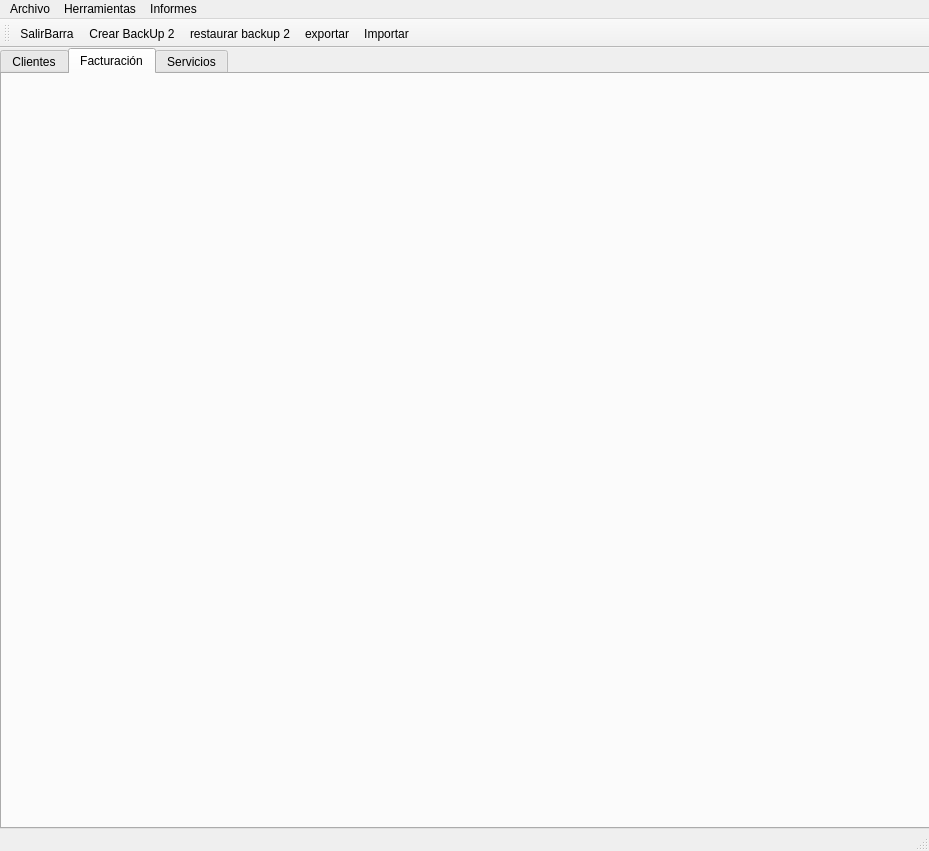
This is views/venMain.ui in LazaroDeTormes/vazquezgonzalez as Qt 5 draws it before an edit. The edited form follows.
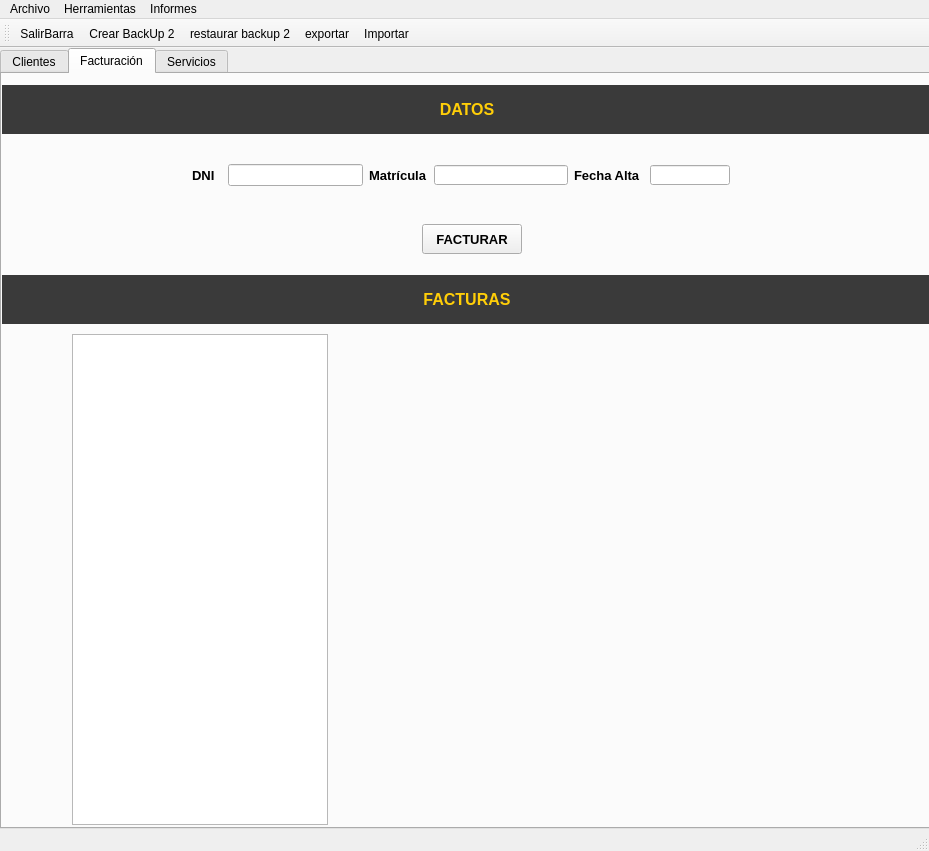
This is the edited form. The open tabs and pages were chosen to show the change. Icons and pictures are not drawn.

Commit message: implementar tabla de histórico y arreglar servicios

```diff
--- a/views/venMain.ui
+++ b/views/venMain.ui
@@ -1306,6 +1306,580 @@
      <attribute name="title">
       <string>Facturación</string>
      </attribute>
+     <widget class="QPushButton" name="pushButton">
+      <property name="geometry">
+       <rect>
+        <x>420</x>
+        <y>150</y>
+        <width>100</width>
+        <height>30</height>
+       </rect>
+      </property>
+      <property name="maximumSize">
+       <size>
+        <width>100</width>
+        <height>30</height>
+       </size>
+      </property>
+      <property name="font">
+       <font>
+        <pointsize>10</pointsize>
+        <weight>75</weight>
+        <bold>true</bold>
+       </font>
+      </property>
+      <property name="text">
+       <string>FACTURAR</string>
+      </property>
+     </widget>
+     <widget class="QLabel" name="label_17">
+      <property name="geometry">
+       <rect>
+        <x>10</x>
+        <y>60</y>
+        <width>47</width>
+        <height>141</height>
+       </rect>
+      </property>
+      <property name="maximumSize">
+       <size>
+        <width>50</width>
+        <height>150</height>
+       </size>
+      </property>
+      <property name="text">
+       <string/>
+      </property>
+      <property name="pixmap">
+       <pixmap>../img/decoraciones/cadena.png</pixmap>
+      </property>
+      <property name="scaledContents">
+       <bool>true</bool>
+      </property>
+     </widget>
+     <widget class="QLabel" name="label_18">
+      <property name="geometry">
+       <rect>
+        <x>860</x>
+        <y>60</y>
+        <width>47</width>
+        <height>141</height>
+       </rect>
+      </property>
+      <property name="maximumSize">
+       <size>
+        <width>50</width>
+        <height>150</height>
+       </size>
+      </property>
+      <property name="text">
+       <string/>
+      </property>
+      <property name="pixmap">
+       <pixmap>../img/decoraciones/cadena.png</pixmap>
+      </property>
+      <property name="scaledContents">
+       <bool>true</bool>
+      </property>
+     </widget>
+     <widget class="QTableView" name="tablaFacturas">
+      <property name="geometry">
+       <rect>
+        <x>70</x>
+        <y>260</y>
+        <width>256</width>
+        <height>491</height>
+       </rect>
+      </property>
+     </widget>
+     <widget class="QWidget" name="layoutWidget_4">
+      <property name="geometry">
+       <rect>
+        <x>0</x>
+        <y>10</y>
+        <width>931</width>
+        <height>51</height>
+       </rect>
+      </property>
+      <layout class="QHBoxLayout" name="horizontalLayout_11">
+       <property name="spacing">
+        <number>0</number>
+       </property>
+       <item>
+        <widget class="QLabel" name="label_19">
+         <property name="maximumSize">
+          <size>
+           <width>330</width>
+           <height>49</height>
+          </size>
+         </property>
+         <property name="styleSheet">
+          <string notr="true">background-color: rgb(58, 58, 58);</string>
+         </property>
+         <property name="text">
+          <string/>
+         </property>
+         <property name="pixmap">
+          <pixmap>../img/decoraciones/llamaradas.png</pixmap>
+         </property>
+         <property name="scaledContents">
+          <bool>true</bool>
+         </property>
+        </widget>
+       </item>
+       <item>
+        <widget class="QLabel" name="lblDatos">
+         <property name="minimumSize">
+          <size>
+           <width>150</width>
+           <height>20</height>
+          </size>
+         </property>
+         <property name="maximumSize">
+          <size>
+           <width>270</width>
+           <height>49</height>
+          </size>
+         </property>
+         <property name="font">
+          <font>
+           <pointsize>12</pointsize>
+           <weight>75</weight>
+           <bold>true</bold>
+          </font>
+         </property>
+         <property name="styleSheet">
+          <string notr="true">color: rgb(255, 206, 8);
+background-color: rgb(58, 58, 58);</string>
+         </property>
+         <property name="frameShape">
+          <enum>QFrame::NoFrame</enum>
+         </property>
+         <property name="text">
+          <string>DATOS</string>
+         </property>
+         <property name="alignment">
+          <set>Qt::AlignCenter</set>
+         </property>
+        </widget>
+       </item>
+       <item>
+        <widget class="QLabel" name="label_20">
+         <property name="maximumSize">
+          <size>
+           <width>330</width>
+           <height>49</height>
+          </size>
+         </property>
+         <property name="styleSheet">
+          <string notr="true">background-color: rgb(58, 58, 58);</string>
+         </property>
+         <property name="text">
+          <string/>
+         </property>
+         <property name="pixmap">
+          <pixmap>../img/decoraciones/llamaradas2.png</pixmap>
+         </property>
+         <property name="scaledContents">
+          <bool>true</bool>
+         </property>
+        </widget>
+       </item>
+      </layout>
+     </widget>
+     <widget class="QWidget" name="layoutWidget_8">
+      <property name="geometry">
+       <rect>
+        <x>0</x>
+        <y>200</y>
+        <width>931</width>
+        <height>51</height>
+       </rect>
+      </property>
+      <layout class="QHBoxLayout" name="horizontalLayout_12">
+       <property name="spacing">
+        <number>0</number>
+       </property>
+       <item>
+        <widget class="QLabel" name="label_21">
+         <property name="maximumSize">
+          <size>
+           <width>330</width>
+           <height>49</height>
+          </size>
+         </property>
+         <property name="styleSheet">
+          <string notr="true">background-color: rgb(58, 58, 58);</string>
+         </property>
+         <property name="text">
+          <string/>
+         </property>
+         <property name="pixmap">
+          <pixmap>../img/decoraciones/llamaradas.png</pixmap>
+         </property>
+         <property name="scaledContents">
+          <bool>true</bool>
+         </property>
+        </widget>
+       </item>
+       <item>
+        <widget class="QLabel" name="lblFacturas">
+         <property name="minimumSize">
+          <size>
+           <width>150</width>
+           <height>20</height>
+          </size>
+         </property>
+         <property name="maximumSize">
+          <size>
+           <width>270</width>
+           <height>49</height>
+          </size>
+         </property>
+         <property name="font">
+          <font>
+           <pointsize>12</pointsize>
+           <weight>75</weight>
+           <bold>true</bold>
+          </font>
+         </property>
+         <property name="styleSheet">
+          <string notr="true">background-color: rgb(58, 58, 58);
+color: rgb(255, 206, 8);</string>
+         </property>
+         <property name="text">
+          <string>FACTURAS</string>
+         </property>
+         <property name="alignment">
+          <set>Qt::AlignCenter</set>
+         </property>
+        </widget>
+       </item>
+       <item>
+        <widget class="QLabel" name="label_22">
+         <property name="minimumSize">
+          <size>
+           <width>0</width>
+           <height>0</height>
+          </size>
+         </property>
+         <property name="maximumSize">
+          <size>
+           <width>330</width>
+           <height>49</height>
+          </size>
+         </property>
+         <property name="styleSheet">
+          <string notr="true">background-color: rgb(58, 58, 58);</string>
+         </property>
+         <property name="text">
+          <string/>
+         </property>
+         <property name="pixmap">
+          <pixmap>../img/decoraciones/llamaradas2.png</pixmap>
+         </property>
+         <property name="scaledContents">
+          <bool>true</bool>
+         </property>
+        </widget>
+       </item>
+      </layout>
+     </widget>
+     <widget class="QWidget" name="layoutWidget_9">
+      <property name="geometry">
+       <rect>
+        <x>10</x>
+        <y>250</y>
+        <width>52</width>
+        <height>511</height>
+       </rect>
+      </property>
+      <layout class="QVBoxLayout" name="verticalLayout_3">
+       <property name="spacing">
+        <number>0</number>
+       </property>
+       <item>
+        <widget class="QLabel" name="label_23">
+         <property name="maximumSize">
+          <size>
+           <width>50</width>
+           <height>150</height>
+          </size>
+         </property>
+         <property name="text">
+          <string/>
+         </property>
+         <property name="pixmap">
+          <pixmap>../img/decoraciones/cadena.png</pixmap>
+         </property>
+         <property name="scaledContents">
+          <bool>true</bool>
+         </property>
+        </widget>
+       </item>
+       <item>
+        <widget class="QLabel" name="label_24">
+         <property name="maximumSize">
+          <size>
+           <width>50</width>
+           <height>150</height>
+          </size>
+         </property>
+         <property name="text">
+          <string/>
+         </property>
+         <property name="pixmap">
+          <pixmap>../img/decoraciones/cadena.png</pixmap>
+         </property>
+         <property name="scaledContents">
+          <bool>true</bool>
+         </property>
+        </widget>
+       </item>
+       <item>
+        <widget class="QLabel" name="label_25">
+         <property name="maximumSize">
+          <size>
+           <width>50</width>
+           <height>150</height>
+          </size>
+         </property>
+         <property name="text">
+          <string/>
+         </property>
+         <property name="pixmap">
+          <pixmap>../img/decoraciones/cadena.png</pixmap>
+         </property>
+         <property name="scaledContents">
+          <bool>true</bool>
+         </property>
+        </widget>
+       </item>
+       <item>
+        <widget class="QLabel" name="label_26">
+         <property name="maximumSize">
+          <size>
+           <width>50</width>
+           <height>150</height>
+          </size>
+         </property>
+         <property name="text">
+          <string/>
+         </property>
+         <property name="pixmap">
+          <pixmap>../img/decoraciones/cadena.png</pixmap>
+         </property>
+         <property name="scaledContents">
+          <bool>true</bool>
+         </property>
+        </widget>
+       </item>
+      </layout>
+     </widget>
+     <widget class="QWidget" name="layoutWidget_10">
+      <property name="geometry">
+       <rect>
+        <x>860</x>
+        <y>250</y>
+        <width>52</width>
+        <height>511</height>
+       </rect>
+      </property>
+      <layout class="QVBoxLayout" name="verticalLayout_4">
+       <property name="spacing">
+        <number>0</number>
+       </property>
+       <item>
+        <widget class="QLabel" name="label_27">
+         <property name="maximumSize">
+          <size>
+           <width>50</width>
+           <height>150</height>
+          </size>
+         </property>
+         <property name="text">
+          <string/>
+         </property>
+         <property name="pixmap">
+          <pixmap>../img/decoraciones/cadena.png</pixmap>
+         </property>
+         <property name="scaledContents">
+          <bool>true</bool>
+         </property>
+        </widget>
+       </item>
+       <item>
+        <widget class="QLabel" name="label_28">
+         <property name="maximumSize">
+          <size>
+           <width>50</width>
+           <height>150</height>
+          </size>
+         </property>
+         <property name="text">
+          <string/>
+         </property>
+         <property name="pixmap">
+          <pixmap>../img/decoraciones/cadena.png</pixmap>
+         </property>
+         <property name="scaledContents">
+          <bool>true</bool>
+         </property>
+        </widget>
+       </item>
+       <item>
+        <widget class="QLabel" name="label_29">
+         <property name="maximumSize">
+          <size>
+           <width>50</width>
+           <height>150</height>
+          </size>
+         </property>
+         <property name="text">
+          <string/>
+         </property>
+         <property name="pixmap">
+          <pixmap>../img/decoraciones/cadena.png</pixmap>
+         </property>
+         <property name="scaledContents">
+          <bool>true</bool>
+         </property>
+        </widget>
+       </item>
+       <item>
+        <widget class="QLabel" name="label_30">
+         <property name="maximumSize">
+          <size>
+           <width>50</width>
+           <height>150</height>
+          </size>
+         </property>
+         <property name="text">
+          <string/>
+         </property>
+         <property name="pixmap">
+          <pixmap>../img/decoraciones/cadena.png</pixmap>
+         </property>
+         <property name="scaledContents">
+          <bool>true</bool>
+         </property>
+        </widget>
+       </item>
+      </layout>
+     </widget>
+     <widget class="QWidget" name="">
+      <property name="geometry">
+       <rect>
+        <x>190</x>
+        <y>90</y>
+        <width>538</width>
+        <height>22</height>
+       </rect>
+      </property>
+      <layout class="QHBoxLayout" name="horizontalLayout_10">
+       <item>
+        <widget class="QLabel" name="lblDniCliFac">
+         <property name="minimumSize">
+          <size>
+           <width>30</width>
+           <height>20</height>
+          </size>
+         </property>
+         <property name="maximumSize">
+          <size>
+           <width>30</width>
+           <height>20</height>
+          </size>
+         </property>
+         <property name="font">
+          <font>
+           <pointsize>10</pointsize>
+           <weight>75</weight>
+           <bold>true</bold>
+          </font>
+         </property>
+         <property name="text">
+          <string>DNI</string>
+         </property>
+        </widget>
+       </item>
+       <item>
+        <widget class="QLineEdit" name="textBoxDniCliFac"/>
+       </item>
+       <item>
+        <widget class="QLabel" name="lblMatrFac">
+         <property name="font">
+          <font>
+           <pointsize>10</pointsize>
+           <weight>75</weight>
+           <bold>true</bold>
+          </font>
+         </property>
+         <property name="text">
+          <string>Matrícula</string>
+         </property>
+        </widget>
+       </item>
+       <item>
+        <widget class="QLineEdit" name="txtMatrFac">
+         <property name="minimumSize">
+          <size>
+           <width>0</width>
+           <height>20</height>
+          </size>
+         </property>
+         <property name="maximumSize">
+          <size>
+           <width>16777215</width>
+           <height>20</height>
+          </size>
+         </property>
+        </widget>
+       </item>
+       <item>
+        <widget class="QLabel" name="lblFechaCliFac">
+         <property name="minimumSize">
+          <size>
+           <width>70</width>
+           <height>20</height>
+          </size>
+         </property>
+         <property name="maximumSize">
+          <size>
+           <width>70</width>
+           <height>65</height>
+          </size>
+         </property>
+         <property name="font">
+          <font>
+           <pointsize>10</pointsize>
+           <weight>75</weight>
+           <bold>true</bold>
+          </font>
+         </property>
+         <property name="text">
+          <string>Fecha Alta</string>
+         </property>
+        </widget>
+       </item>
+       <item>
+        <widget class="QLineEdit" name="txtFechaCliFac">
+         <property name="minimumSize">
+          <size>
+           <width>80</width>
+           <height>20</height>
+          </size>
+         </property>
+         <property name="maximumSize">
+          <size>
+           <width>80</width>
+           <height>20</height>
+          </size>
+         </property>
+        </widget>
+       </item>
+      </layout>
+     </widget>
     </widget>
     <widget class="QWidget" name="tab_3">
      <attribute name="title">
```
Left out of the diff: 46 changed lines with no effect on the pictures. The commit also changes 4 other files.
